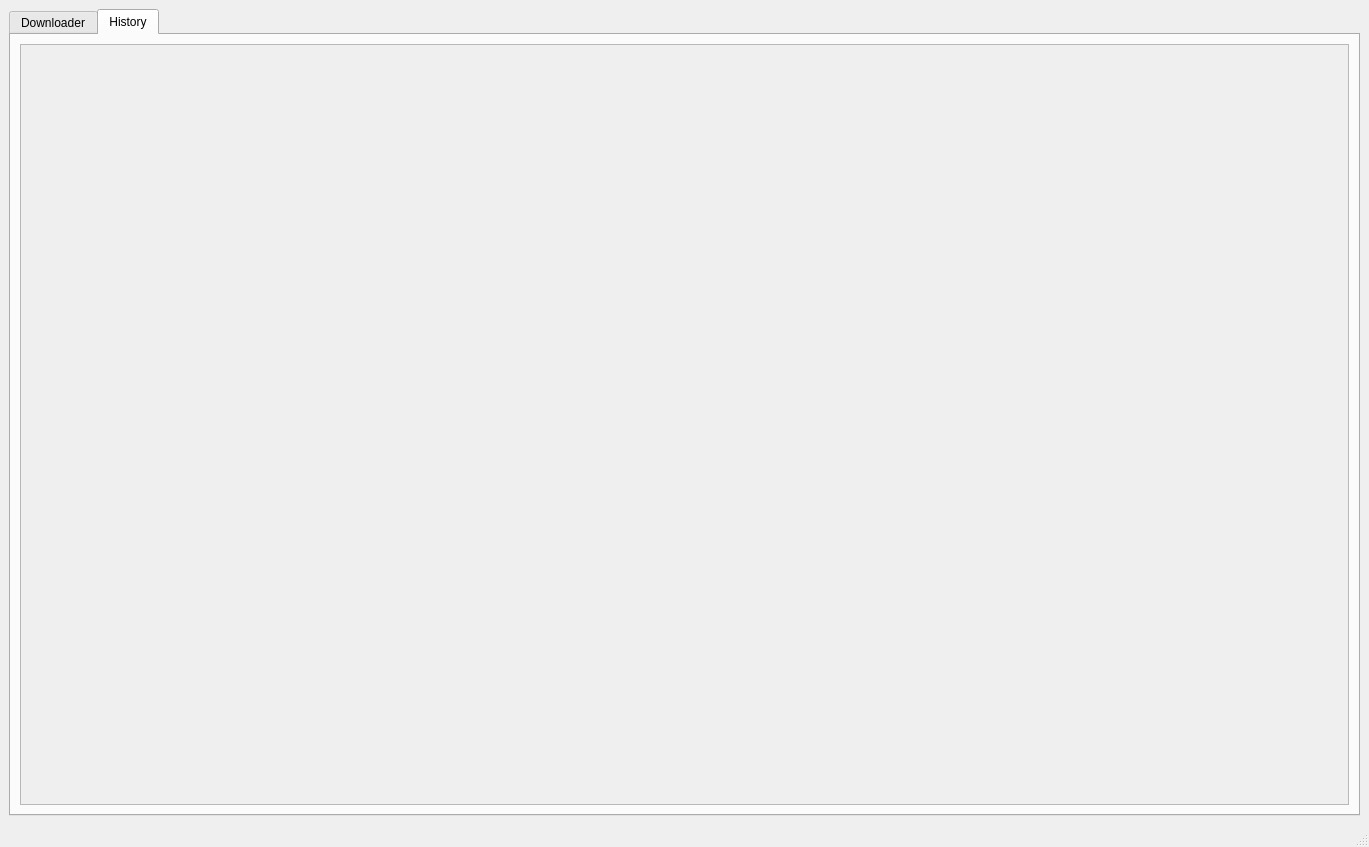
Before: the Qt Designer form angry_downloader/mainwindow.ui in angryman05/yt-dlp-GUI, drawn with Qt 5.
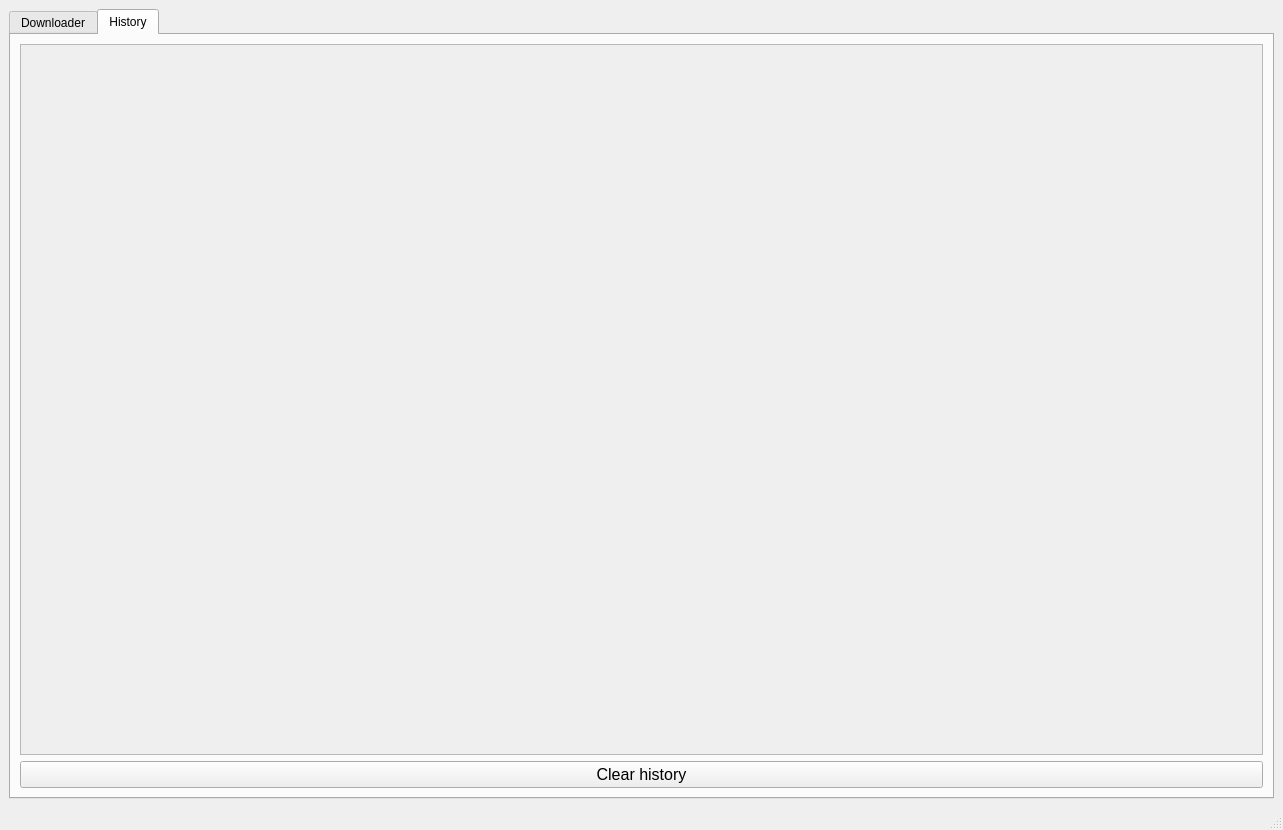
After: the same form once the commit is applied. The open tabs and pages were chosen to show the change.

Commit message: completed core app, added history feature and ability to download playlists

What changed in the file:
```diff
--- a/angry_downloader/mainwindow.ui
+++ b/angry_downloader/mainwindow.ui
@@ -6,15 +6,15 @@
    <rect>
     <x>0</x>
     <y>0</y>
-    <width>1369</width>
-    <height>847</height>
+    <width>1283</width>
+    <height>830</height>
    </rect>
   </property>
   <property name="windowTitle">
    <string>angry downloader</string>
   </property>
   <widget class="QWidget" name="centralwidget">
-   <layout class="QHBoxLayout" name="horizontalLayout">
+   <layout class="QVBoxLayout" name="verticalLayout_3">
     <item>
      <widget class="QTabWidget" name="tabWidget">
       <property name="currentIndex">
@@ -237,7 +237,7 @@
        <attribute name="title">
         <string>History</string>
        </attribute>
-       <layout class="QHBoxLayout" name="horizontalLayout_3">
+       <layout class="QVBoxLayout" name="verticalLayout_4">
         <item>
          <widget class="QScrollArea" name="scrollArea">
           <property name="widgetResizable">
@@ -248,13 +248,25 @@
             <rect>
              <x>0</x>
              <y>0</y>
-             <width>1327</width>
-             <height>731</height>
+             <width>1241</width>
+             <height>678</height>
             </rect>
            </property>
           </widget>
          </widget>
         </item>
+        <item>
+         <widget class="QPushButton" name="btnClearHistory">
+          <property name="font">
+           <font>
+            <pointsize>12</pointsize>
+           </font>
+          </property>
+          <property name="text">
+           <string>Clear history</string>
+          </property>
+         </widget>
+        </item>
        </layout>
       </widget>
      </widget>
```
Left out of the diff: 32 changed lines with no effect on the pictures. The commit also changes 4 other files.
